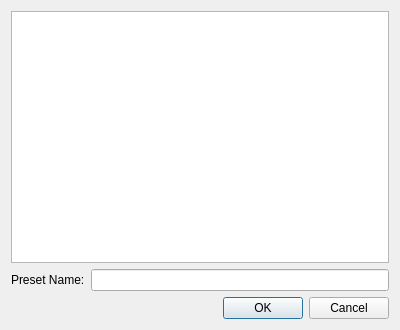
Old version of the form src/savepresetdialog.ui in the repository mimecorg/fraqtive.
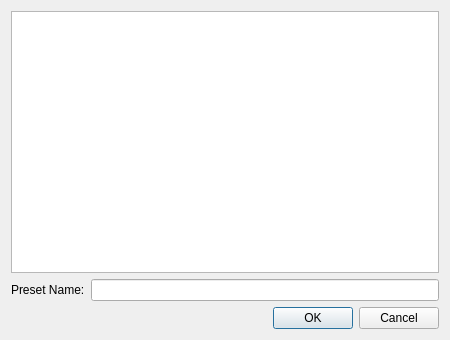
New version of the form. Custom widgets are drawn as their Qt base class.

Commit message: increased size of bookmark and preset dialogs

What changed in the file:
```diff
--- a/src/savepresetdialog.ui
+++ b/src/savepresetdialog.ui
@@ -5,8 +5,8 @@
    <rect>
     <x>0</x>
     <y>0</y>
-    <width>400</width>
-    <height>330</height>
+    <width>450</width>
+    <height>340</height>
    </rect>
   </property>
   <property name="windowTitle" >
```
The commit also changes 3 other files.
